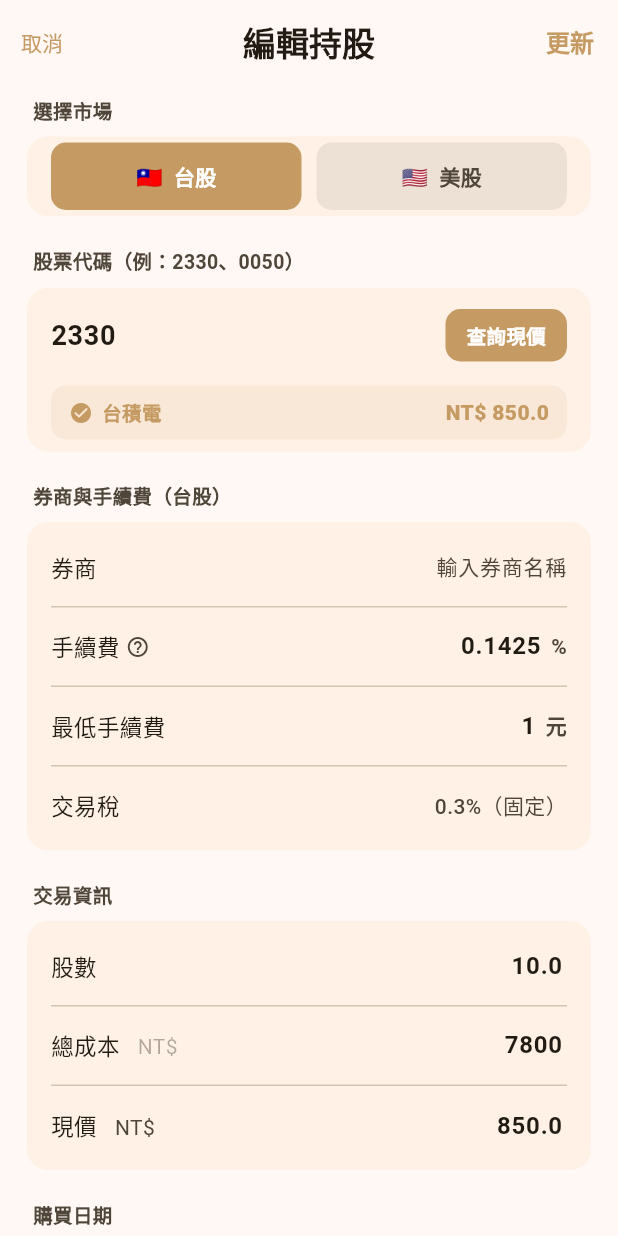
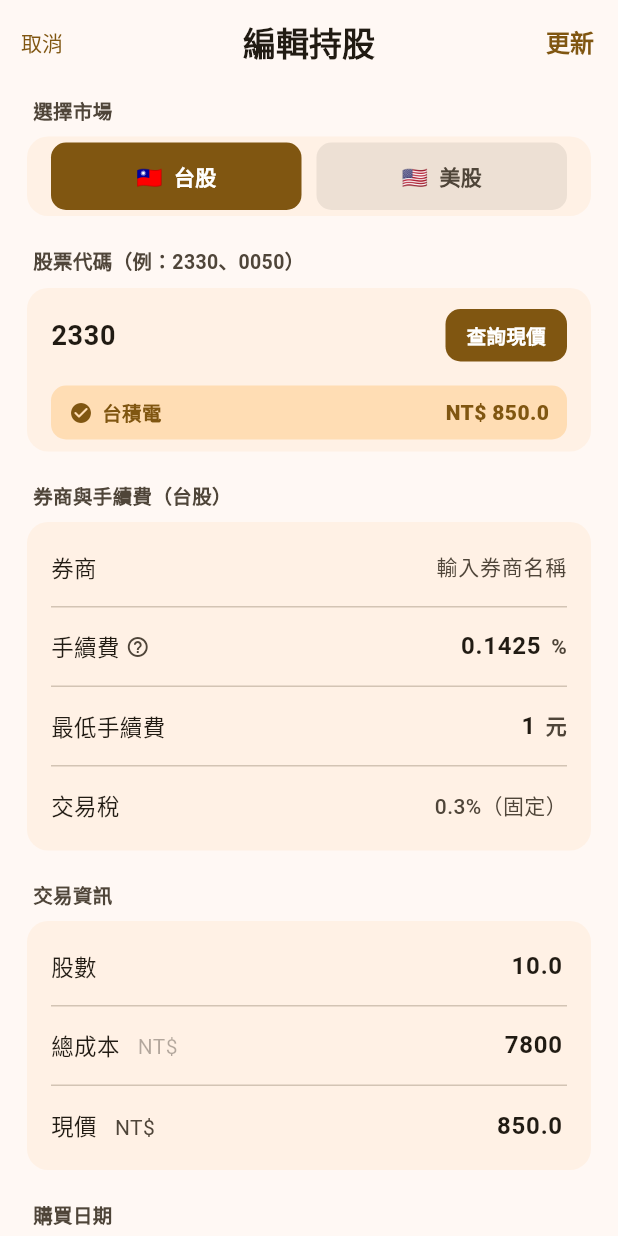
Before and after one commit to Xub6/money-app, a Flutter app: the AddEditInvestmentPage screen opened directly with sample values from the repository, on a phone screen of 412 x 824 dp. Run offline on Flutter 3.47's test engine with Material 3 defaults, Android fonts, the phone set to English and light mode, and no system bars; our stand-ins replace cloud_firestore, csv, device_info_plus, file_picker, firebase_auth, firebase_core and 9 more; missing offline and left inert: encrypt, excel; accounts and stored records are empty; network calls fail.

Commit message:
fix: login_card + add_edit_investment 主題化 — Google登入按鈕、台股/美股chip、查詢現價按鈕、扣款帳戶chip 全跟主題色走

```diff
--- a/lib/screens/invest/add_edit_investment_page.dart
+++ b/lib/screens/invest/add_edit_investment_page.dart
@@ -250,14 +250,14 @@ class _AddEditInvestmentPageState extends State<AddEditInvestmentPage> {
             style: const TextStyle(fontWeight: FontWeight.w800)),
         leading: TextButton(
           onPressed: () => Navigator.pop(context),
-          child: Text(AppLocalizations.of(context, 'cancel'), style: const TextStyle(color: AppColors.gold)),
+          child: Text(AppLocalizations.of(context, 'cancel'), style: TextStyle(color: Theme.of(context).colorScheme.primary)),
         ),
         actions: [
           TextButton(
             onPressed: _save,
             child: Text(isEdit ? AppLocalizations.of(context, 'update') : AppLocalizations.of(context, 'save_label'),
-                style: const TextStyle(
-                    color: AppColors.gold,
+                style: TextStyle(
+                    color: Theme.of(context).colorScheme.primary,
                     fontWeight: FontWeight.w800,
                     fontSize: 16)),
           ),
@@ -335,13 +335,13 @@ class _AddEditInvestmentPageState extends State<AddEditInvestmentPage> {
                       ),
                       const SizedBox(width: 8),
                       _fetching
-                          ? const SizedBox(
+                          ? SizedBox(
                               width: 36,
                               height: 36,
                               child: Padding(
-                                padding: EdgeInsets.all(8),
+                                padding: const EdgeInsets.all(8),
                                 child: CircularProgressIndicator(
-                                    strokeWidth: 2, color: AppColors.gold),
+                                    strokeWidth: 2, color: cs.primary),
                               ))
                           : GestureDetector(
                               onTap: _fetchPrice,
@@ -349,12 +349,12 @@ class _AddEditInvestmentPageState extends State<AddEditInvestmentPage> {
                                 padding: const EdgeInsets.symmetric(
                                     horizontal: 14, vertical: 8),
                                 decoration: BoxDecoration(
-                                  color: AppColors.gold,
+                                  color: cs.primary,
                                   borderRadius: BorderRadius.circular(10),
                                 ),
                                 child: Text(AppLocalizations.of(context, 'query_price'),
-                                    style: const TextStyle(
-                                        color: Colors.white,
+                                    style: TextStyle(
+                                        color: cs.onPrimary,
                                         fontWeight: FontWeight.w700,
                                         fontSize: 13)),
                               ),
@@ -368,17 +368,17 @@ class _AddEditInvestmentPageState extends State<AddEditInvestmentPage> {
                         padding: const EdgeInsets.symmetric(
                             horizontal: 12, vertical: 8),
                         decoration: BoxDecoration(
-                          color: AppColors.gold.withValues(alpha: 0.1),
+                          color: cs.primaryContainer,
                           borderRadius: BorderRadius.circular(10),
                         ),
                         child: Row(children: [
-                          const Icon(Icons.check_circle_rounded,
-                              color: AppColors.gold, size: 16),
+                          Icon(Icons.check_circle_rounded,
+                              color: cs.primary, size: 16),
                           const SizedBox(width: 6),
                           Expanded(
                             child: Text(_fetchedName!,
-                                style: const TextStyle(
-                                    color: AppColors.gold,
+                                style: TextStyle(
+                                    color: cs.primary,
                                     fontWeight: FontWeight.w700,
                                     fontSize: 13)),
                           ),
@@ -387,8 +387,8 @@ class _AddEditInvestmentPageState extends State<AddEditInvestmentPage> {
                               _isTwd
                                   ? 'NT\$ ${_priceCtrl.text}'
                                   : 'US\$ ${_priceCtrl.text}',
-                              style: const TextStyle(
-                                  color: AppColors.gold,
+                              style: TextStyle(
+                                  color: cs.primary,
                                   fontWeight: FontWeight.w800,
                                   fontSize: 14),
                             ),
@@ -451,14 +451,14 @@ class _AddEditInvestmentPageState extends State<AddEditInvestmentPage> {
                         ),
                       ),
                     if (_loadingSuggestions)
-                      const Padding(
-                        padding: EdgeInsets.symmetric(vertical: 8),
+                      Padding(
+                        padding: const EdgeInsets.symmetric(vertical: 8),
                         child: Center(
                             child: SizedBox(
                                 width: 18,
                                 height: 18,
                                 child: CircularProgressIndicator(
-                                    strokeWidth: 2, color: AppColors.gold))),
+                                    strokeWidth: 2, color: cs.primary))),
                       ),
                   ]),
             ),
@@ -507,9 +507,9 @@ class _AddEditInvestmentPageState extends State<AddEditInvestmentPage> {
                       return Padding(
                         padding: const EdgeInsets.only(top: 8, bottom: 4),
                         child: Row(children: [
-                          const Icon(Icons.warning_amber_rounded, size: 14, color: AppColors.gold),
+                          Icon(Icons.warning_amber_rounded, size: 14, color: cs.primary),
                           const SizedBox(width: 6),
-                          Expanded(child: Text(AppLocalizations.of(context, 'currency_mismatch_warning'), style: const TextStyle(fontSize: 11, color: AppColors.gold))),
+                          Expanded(child: Text(AppLocalizations.of(context, 'currency_mismatch_warning'), style: TextStyle(fontSize: 11, color: cs.primary))),
                         ]),
                       );
                     }),
@@ -932,7 +932,7 @@ class _NoteRow extends StatelessWidget {
               ),
               focusedBorder: OutlineInputBorder(
                 borderRadius: BorderRadius.circular(10),
-                borderSide: const BorderSide(color: AppColors.gold, width: 1.5),
+                borderSide: BorderSide(color: cs.primary, width: 1.5),
               ),
               contentPadding:
                   const EdgeInsets.symmetric(horizontal: 14, vertical: 12),
@@ -960,7 +960,7 @@ class _CurrencyChip extends StatelessWidget {
             duration: const Duration(milliseconds: 150),
             padding: const EdgeInsets.symmetric(vertical: 12),
             decoration: BoxDecoration(
-              color: selected ? AppColors.gold : cs.surfaceContainerHighest,
+              color: selected ? cs.primary : cs.surfaceContainerHighest,
               borderRadius: BorderRadius.circular(10),
             ),
             child: Center(
@@ -997,12 +997,12 @@ class _DeductChip extends StatelessWidget {
           padding: const EdgeInsets.symmetric(horizontal: 14, vertical: 8),
           decoration: BoxDecoration(
             color: selected
-                ? AppColors.gold.withValues(alpha: 0.12)
+                ? cs.primaryContainer
                 : cs.surfaceContainerHighest,
             borderRadius: BorderRadius.circular(10),
             border: Border.all(
               color: selected
-                  ? (mismatch ? Colors.orange : AppColors.gold)
+                  ? (mismatch ? Colors.orange : cs.primary)
                   : cs.outlineVariant,
               width: selected ? 1.5 : 1,
             ),
@@ -1012,7 +1012,7 @@ class _DeductChip extends StatelessWidget {
                   fontSize: 13,
                   fontWeight: FontWeight.w600,
                   color: selected
-                      ? (mismatch ? Colors.orange : AppColors.gold)
+                      ? (mismatch ? Colors.orange : cs.primary)
                       : cs.onSurfaceVariant)),
         ),
       );
```
Also changed, not shown: lib/screens/auth/login_card.dart (+4 -8 lines).
